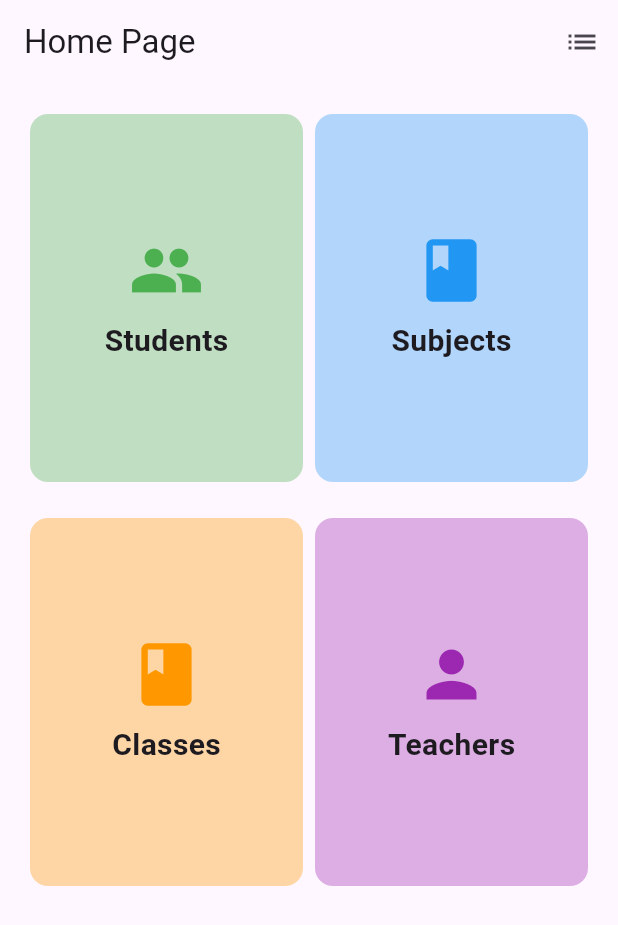
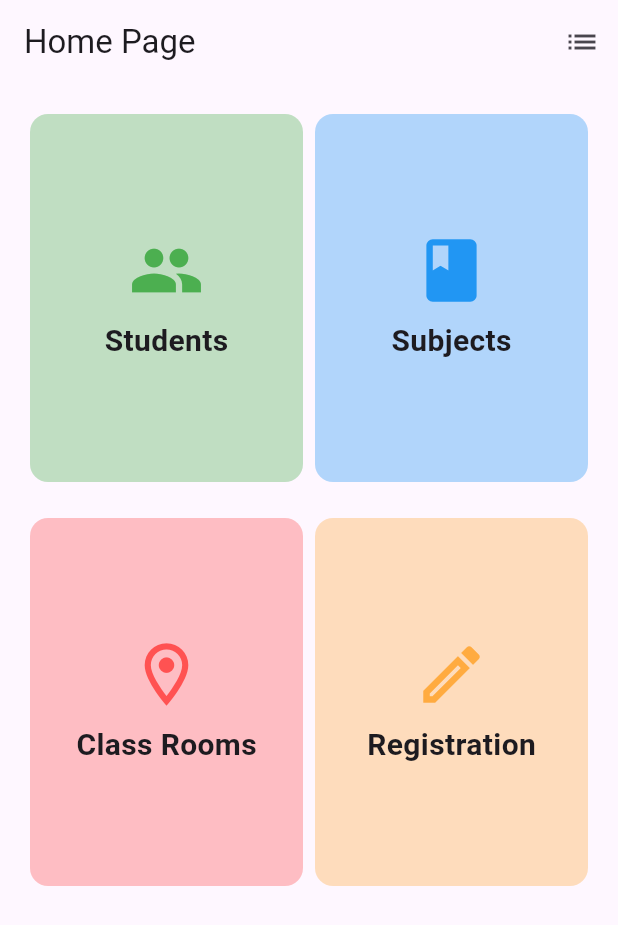
Before and after one commit to plokmij/class_alloc, a Flutter app: the screen it shows after launch, on a phone screen of 412 x 824 dp. Shown: the top 925 px of the screen. Run offline on Flutter 3.47's test engine with Material 3 defaults, Android fonts, the phone set to English and light mode, and no system bars; our stand-ins replace bloc, dartz, dio, equatable, flutter_bloc, flutter_dotenv and 3 more; generated files the repository leaves out were written again.

Commit message:
refactor: Update home page items

```diff
--- a/lib/features/home/presentation/pages/home_page.dart
+++ b/lib/features/home/presentation/pages/home_page.dart
@@ -23,16 +23,16 @@ class HomePage extends StatelessWidget {
       route: '/subjects',
     ),
     HomeItem(
-      title: 'Classes',
-      icon: Icons.class_,
-      color: Colors.orange,
-      route: '/classes',
+      title: 'Class Rooms',
+      icon: Icons.room_outlined,
+      color: Colors.redAccent,
+      route: '/class-rooms',
     ),
     HomeItem(
-      title: 'Teachers',
-      icon: Icons.person,
-      color: Colors.purple,
-      route: '/teachers',
+      title: 'Registration',
+      icon: Icons.edit_outlined,
+      color: Colors.orangeAccent,
+      route: '/registration',
     ),
   ];
 
```
